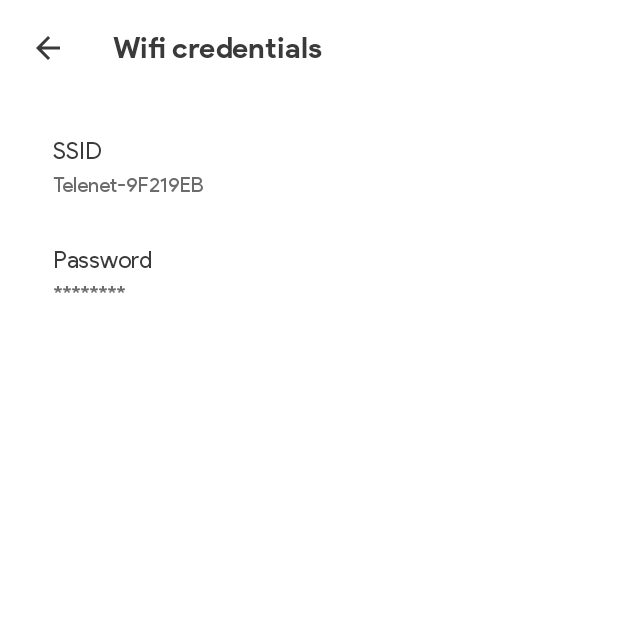
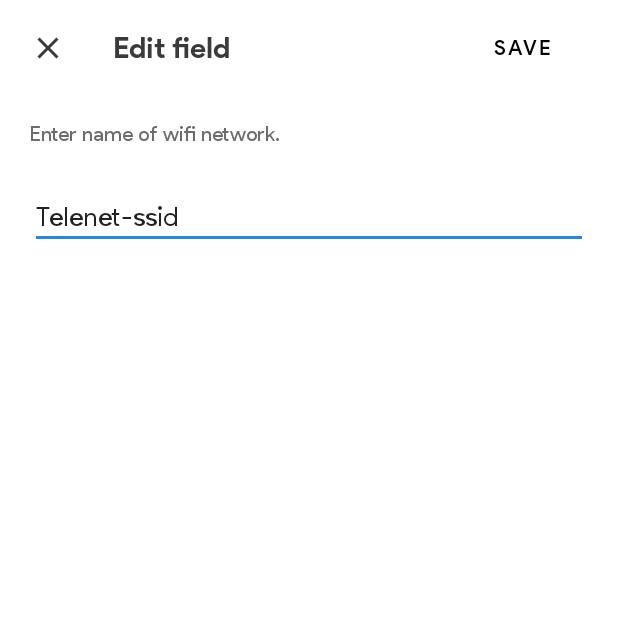
Before and after one commit to GillisDeNeef/led-clock, an Android app: the SettingsWifiActivity screen opened directly, with no data from a screen before it, after a tap on "SSID", on a phone screen of 412 x 824 dp, the top half of it. Run offline under Robolectric (Android 15) with nearby library versions, the phone set to English and light mode, and no system bars; Roboto replaces fonts that are not available here.

Commit message:
Update to android project.
Added activities for editing a string and password value.

```diff
--- a/android/LedClock/app/src/main/java/com/example/ledclock/DiscoveryActivity.java
+++ b/android/LedClock/app/src/main/java/com/example/ledclock/DiscoveryActivity.java
@@ -84,6 +84,9 @@ public class DiscoveryActivity extends AppCompatActivity {
                 startDiscovery();
             }
         });
+
+        Intent i = new Intent(DiscoveryActivity.this, SettingsActivity.class);
+        startActivity(i);
     }
 
     // Called right after starting next activity
--- /dev/null
+++ b/android/LedClock/app/src/main/java/com/example/ledclock/ResultStringActivity.java
@@ -0,0 +1,74 @@
+package com.example.ledclock;
+
+import androidx.appcompat.app.AppCompatActivity;
+
+import android.app.Activity;
+import android.content.Intent;
+import android.os.Bundle;
+import android.view.View;
+import android.widget.Button;
+import android.widget.EditText;
+import android.widget.ImageButton;
+import android.widget.TextView;
+
+public class ResultStringActivity extends AppCompatActivity {
+    /* Constants */
+    public static final String EXTRA_TITLE = "RESULT_STRING_TITLE";
+    public static final String EXTRA_DESCRIPTION = "RESULT_STRING_DESCRIPTION";
+    public static final String EXTRA_VALUE = "RESULT_STRING_VALUE";
+    public static final String EXTRA_RESULT = "RESULT_STRING_RESULT";
+
+    /* Activity components */
+    private ImageButton mCloseBtn;
+    private Button mSaveBtn;
+    private TextView mDescription;
+    private EditText mValue;
+
+    // Called upon starting application
+    @Override
+    protected void onCreate(Bundle savedInstanceState) {
+        super.onCreate(savedInstanceState);
+        setContentView(R.layout.activity_result_string);
+
+        // Fetch data from intent
+        Intent intent = getIntent();
+        String title = intent.getStringExtra(EXTRA_TITLE);
+        String description = intent.getStringExtra(EXTRA_DESCRIPTION);
+        String value = intent.getStringExtra(EXTRA_VALUE);
+
+        // Set description
+        mDescription = (TextView) findViewById(R.id.ResultStringDescriptionText);
+        mDescription.setText(description);
+
+        // Set value
+        mValue = (EditText) findViewById(R.id.ResultStringValueText);
+        mValue.setHint(title);
+        mValue.setText(value);
+
+        // Return canceled upon clicking close button
+        mCloseBtn = (ImageButton) findViewById(R.id.ResultStringCloseButton);
+        mCloseBtn.setOnClickListener(new View.OnClickListener(){
+            @Override
+            public void onClick(View v)
+            {
+                Intent returnIntent = new Intent();
+                setResult(Activity.RESULT_CANCELED, returnIntent);
+                finish();
+            }
+        });
+
+        // Return value upon clicking save button
+        mSaveBtn = (Button) findViewById(R.id.ResultStringSaveButton);
+        mSaveBtn.setOnClickListener(new View.OnClickListener(){
+            @Override
+            public void onClick(View v)
+            {
+                Intent returnIntent = new Intent();
+                returnIntent.putExtra(EXTRA_RESULT, mValue.getText().toString());
+                setResult(Activity.RESULT_OK, returnIntent);
+                finish();
+            }
+        });
+
+    }
+}
--- a/android/LedClock/app/src/main/java/com/example/ledclock/SettingsActivity.java
+++ b/android/LedClock/app/src/main/java/com/example/ledclock/SettingsActivity.java
@@ -9,6 +9,8 @@ import android.view.View;
 import android.widget.Button;
 import android.widget.ImageButton;
 import android.widget.PopupMenu;
+
+import com.example.ledclock.settings.Settings;
 
 public class SettingsActivity extends AppCompatActivity implements PopupMenu.OnMenuItemClickListener {
     /* Constants */
--- a/android/LedClock/app/src/main/java/com/example/ledclock/SettingsWifiActivity.java
+++ b/android/LedClock/app/src/main/java/com/example/ledclock/SettingsWifiActivity.java
@@ -2,16 +2,27 @@ package com.example.ledclock;
 
 import androidx.appcompat.app.AppCompatActivity;
 
+import android.app.Activity;
+import android.content.Intent;
 import android.os.Bundle;
 import android.view.View;
 import android.widget.ImageButton;
 import android.widget.LinearLayout;
+import android.widget.TextView;
+
+import com.example.ledclock.settings.Settings;
 
 public class SettingsWifiActivity extends AppCompatActivity {
+    /* Constants */
+    private static final int REQUEST_SSID = 1;
+    private static final int REQUEST_PASSWORD = 2;
+
     /* Activity components */
     private ImageButton mBackBtn;
     private LinearLayout mSsid;
+    private TextView mSsidValue;
     private LinearLayout mPassword;
+    private TextView mPasswordValue;
 
     // Called upon starting application
     @Override
@@ -35,9 +46,15 @@ public class SettingsWifiActivity extends AppCompatActivity {
             @Override
             public void onClick(View v)
             {
-                // do something
+                Intent intent = new Intent(SettingsWifiActivity.this, ResultStringActivity.class);
+                intent.putExtra(ResultStringActivity.EXTRA_TITLE, "SSID");
+                intent.putExtra(ResultStringActivity.EXTRA_DESCRIPTION, "Enter name of wifi network.");
+                intent.putExtra(ResultStringActivity.EXTRA_VALUE, Settings.getInstance().getmWifiSsid());
+                startActivityForResult(intent, REQUEST_SSID);
             }
         });
+        mSsidValue = (TextView) findViewById(R.id.WifiSsidDescriptionText);
+        mSsidValue.setText(Settings.getInstance().getmWifiSsid());
 
         // Set password upon clicking linearlayout
         mPassword = (LinearLayout) findViewById(R.id.WifiPasswordLayout);
@@ -45,8 +62,33 @@ public class SettingsWifiActivity extends AppCompatActivity {
             @Override
             public void onClick(View v)
             {
-                // do something
+                Intent intent = new Intent(SettingsWifiActivity.this, ResultPasswordActivity.class);
+                intent.putExtra(ResultPasswordActivity.EXTRA_TITLE, "Password");
+                intent.putExtra(ResultPasswordActivity.EXTRA_DESCRIPTION, "Enter password of wifi network.");
+                intent.putExtra(ResultPasswordActivity.EXTRA_VALUE, Settings.getInstance().getmWifiPassword());
+                startActivityForResult(intent, REQUEST_PASSWORD);
             }
         });
+        mPasswordValue = (TextView) findViewById(R.id.WifiPasswordDescriptionText);
+        mPasswordValue.setText(Settings.getInstance().getmWifiPassword());
+    }
+
+    @Override
+    public void onActivityResult(int requestCode, int resultCode, Intent data)
+    {
+        if (resultCode == Activity.RESULT_CANCELED) {
+            // code to handle cancelled state
+        }
+        else if (requestCode == REQUEST_SSID) {
+            String result = data.getStringExtra(ResultStringActivity.EXTRA_RESULT);
+            mSsidValue.setText(result);
+            Settings.getInstance().setmWifiSsid(result);
+        }
+        else if (requestCode == REQUEST_PASSWORD) {
+            String result = data.getStringExtra(ResultPasswordActivity.EXTRA_RESULT);
+            mPasswordValue.setText(result);
+            Settings.getInstance().setmWifiPassword(result);
+        }
+        super.onActivityResult(requestCode, resultCode, data);
     }
 }
--- a/android/LedClock/app/src/main/java/com/example/ledclock/settings/Settings.java
+++ b/android/LedClock/app/src/main/java/com/example/ledclock/settings/Settings.java
@@ -3,7 +3,7 @@ package com.example.ledclock.settings;
 import android.os.Parcel;
 import android.os.Parcelable;
 
-public class Settings implements Parcelable {
+public class Settings {
     // Wifi settings
     private String mWifiSsid;
     private String mWifiPassword;
@@ -14,8 +14,8 @@ public class Settings implements Parcelable {
     private int mDaylight;
 
     // Location settings
-    private float mLongitude;
-    private float mLatitude;
+    private double mLongitude;
+    private double mLatitude;
 
     // Refresh rate setting
     private int mRefresh;
@@ -30,6 +30,18 @@ public class Settings implements Parcelable {
 
     // Constructor
     public Settings(){
+        mWifiSsid = "Telenet-ssid";
+        mWifiPassword = "Telenet-pwd";
+        mNtpServer = "pool.ntp.com";
+        mGmtOffset = 1;
+        mDaylight = 1;
+        mLongitude = 50.456;
+        mLatitude = 3.6546;
+        mRefresh = 1;
+        mColorHours = 0xFFFFFF;
+        mColorMinutes = 0xFFFFFF;
+        mBrightnessDay = 20;
+        mBrightnessNight = 10;
     }
 
     // Getters and setters
@@ -63,16 +75,16 @@ public class Settings implements Parcelable {
     public void setmDaylight(int mDaylight) {
         this.mDaylight = mDaylight;
     }
-    public float getmLongitude() {
+    public double getmLongitude() {
         return mLongitude;
     }
-    public void setmLongitude(float mLongitude) {
+    public void setmLongitude(double mLongitude) {
         this.mLongitude = mLongitude;
     }
-    public float getmLatitude() {
+    public double getmLatitude() {
         return mLatitude;
     }
-    public void setmLatitude(float mLatitude) {
+    public void setmLatitude(double mLatitude) {
         this.mLatitude = mLatitude;
     }
     public int getmRefresh() {
@@ -106,6 +118,10 @@ public class Settings implements Parcelable {
         this.mBrightnessNight = mBrightnessNight;
     }
 
+    private static final Settings holder = new Settings();
+    public static Settings getInstance() {return holder;}
+
+    /*
     // Parcelable part
     public Settings(Parcel in){
         this.mWifiSsid = in.readString();
@@ -113,8 +129,8 @@ public class Settings implements Parcelable {
         this.mNtpServer = in.readString();
         this.mGmtOffset = in.readInt();
         this.mDaylight = in.readInt();
-        this.mLongitude = in.readFloat();
-        this.mLatitude = in.readFloat();
+        this.mLongitude = in.readDouble();
+        this.mLatitude = in.readDouble();
         this.mRefresh = in.readInt();
         this.mColorHours = in.readInt();
         this.mColorMinutes = in.readInt();
@@ -129,8 +145,8 @@ public class Settings implements Parcelable {
         dest.writeString(this.mNtpServer);
         dest.writeInt(this.mGmtOffset);
         dest.writeInt(this.mDaylight);
-        dest.writeFloat(this.mLongitude);
-        dest.writeFloat(this.mLatitude);
+        dest.writeDouble(this.mLongitude);
+        dest.writeDouble(this.mLatitude);
         dest.writeInt(this.mRefresh);
         dest.writeInt(this.mColorHours);
         dest.writeInt(this.mColorMinutes);
@@ -151,4 +167,5 @@ public class Settings implements Parcelable {
             return new Settings[size];
         }
     };
+    */
 }
--- /dev/null
+++ b/android/LedClock/app/src/main/res/drawable/close_24px.xml
@@ -0,0 +1,9 @@
+<vector xmlns:android="http://schemas.android.com/apk/res/android"
+    android:width="24dp"
+    android:height="24dp"
+    android:viewportWidth="24"
+    android:viewportHeight="24">
+  <path
+      android:fillColor="#FF000000"
+      android:pathData="M19,6.41L17.59,5 12,10.59 6.41,5 5,6.41 10.59,12 5,17.59 6.41,19 12,13.41 17.59,19 19,17.59 13.41,12z"/>
+</vector>
--- /dev/null
+++ b/android/LedClock/app/src/main/res/layout/activity_result_string.xml
@@ -0,0 +1,84 @@
+<?xml version="1.0" encoding="utf-8"?>
+<androidx.constraintlayout.widget.ConstraintLayout xmlns:android="http://schemas.android.com/apk/res/android"
+    xmlns:app="http://schemas.android.com/apk/res-auto"
+    xmlns:tools="http://schemas.android.com/tools"
+    android:layout_width="match_parent"
+    android:layout_height="match_parent"
+    tools:context=".ResultStringActivity">
+
+    <ImageButton
+        android:id="@+id/ResultStringCloseButton"
+        android:layout_width="wrap_content"
+        android:layout_height="wrap_content"
+        android:layout_marginStart="20dp"
+        android:layout_marginTop="20dp"
+        android:background="@android:color/transparent"
+        android:contentDescription="@null"
+        android:tint="@color/gray"
+        app:layout_constraintStart_toStartOf="parent"
+        app:layout_constraintTop_toTopOf="parent"
+        app:srcCompat="@drawable/close_24px" />
+
+    <TextView
+        android:id="@+id/ResultStringTitleText"
+        android:layout_width="wrap_content"
+        android:layout_height="wrap_content"
+        android:layout_marginStart="75dp"
+        android:layout_marginTop="20dp"
+        android:fontFamily="@font/product_sans_bold"
+        android:text="@string/result_title"
+        android:textColor="@color/gray"
+        android:textSize="19sp"
+        app:layout_constraintStart_toStartOf="parent"
+        app:layout_constraintTop_toTopOf="parent" />
+
+    <Button
+        android:id="@+id/ResultStringSaveButton"
+        style="@style/Widget.MaterialComponents.Button"
+        android:layout_width="wrap_content"
+        android:layout_height="wrap_content"
+        android:layout_marginTop="8dp"
+        android:layout_marginEnd="20dp"
+        android:background="@android:color/transparent"
+        android:fontFamily="@font/product_sans_medium"
+        android:insetTop="0dp"
+        android:insetBottom="0dp"
+        android:paddingLeft="0dp"
+        android:paddingTop="0dp"
+        android:paddingRight="0dp"
+        android:paddingBottom="0dp"
+        android:text="@string/result_save"
+        app:iconPadding="0dp"
+        app:layout_constraintEnd_toEndOf="parent"
+        app:layout_constraintTop_toTopOf="parent" />
+
+    <TextView
+        android:id="@+id/ResultStringDescriptionText"
+        android:layout_width="wrap_content"
+        android:layout_height="wrap_content"
+        android:layout_marginStart="20dp"
+        android:layout_marginTop="35dp"
+        android:fontFamily="@font/product_sans_regular"
+        android:text="@string/result_description"
+        android:textColor="@color/lightest_gray"
+        app:layout_constraintStart_toStartOf="parent"
+        app:layout_constraintTop_toBottomOf="@+id/ResultStringTitleText" />
+
+    <EditText
+        android:id="@+id/ResultStringValueText"
+        android:layout_width="0dp"
+        android:layout_height="wrap_content"
+        android:layout_marginStart="20dp"
+        android:layout_marginTop="25dp"
+        android:layout_marginEnd="20dp"
+        android:autofillHints=""
+        android:ems="10"
+        android:fontFamily="@font/product_sans_regular"
+        android:hint="@string/result_value"
+        android:inputType="textPersonName"
+        android:text="@string/result_value"
+        app:layout_constraintEnd_toEndOf="parent"
+        app:layout_constraintStart_toStartOf="parent"
+        app:layout_constraintTop_toBottomOf="@+id/ResultStringDescriptionText" />
+
+</androidx.constraintlayout.widget.ConstraintLayout>
--- a/android/LedClock/app/src/main/res/values/strings.xml
+++ b/android/LedClock/app/src/main/res/values/strings.xml
@@ -19,9 +19,9 @@
 
     <string name="wifi_settings_title">Wifi credentials</string>
     <string name="wifi_settings_ssid_title">SSID</string>
-    <string name="wifi_settings_ssid_description">Telenet-9F219EB</string>
+    <string name="wifi_settings_ssid_description" />
     <string name="wifi_settings_password_title">Password</string>
-    <string name="wifi_settings_password_description">********</string>
+    <string name="wifi_settings_password_description" />
 
     <string name="ntp_settings_title">NTP server</string>
     <string name="ntp_settings_server_title">NTP server</string>
@@ -53,4 +53,9 @@
     <string name="brightness_settings_night_title">Brightness night (%)</string>
     <string name="brightness_settings_night_description">5</string>
 
+    <string name="result_title">Edit field</string>
+    <string name="result_save">SAVE</string>
+    <string name="result_description" />
+    <string name="result_value" />
+
 </resources>
```
Also changed, not shown: android/LedClock/app/src/main/AndroidManifest.xml (+2 -5 lines), android/LedClock/app/src/main/java/com/example/ledclock/ResultPasswordActivity.java (added, +74 -0 lines), android/LedClock/app/src/main/res/layout/activity_result_password.xml (added, +83 -0 lines).
